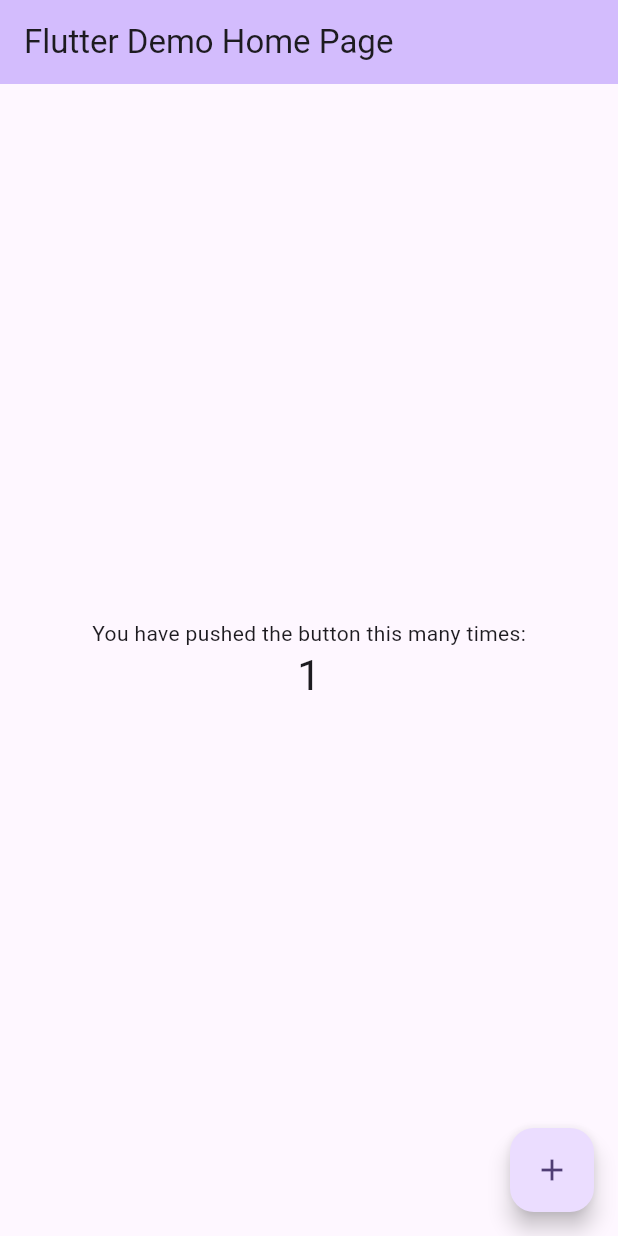
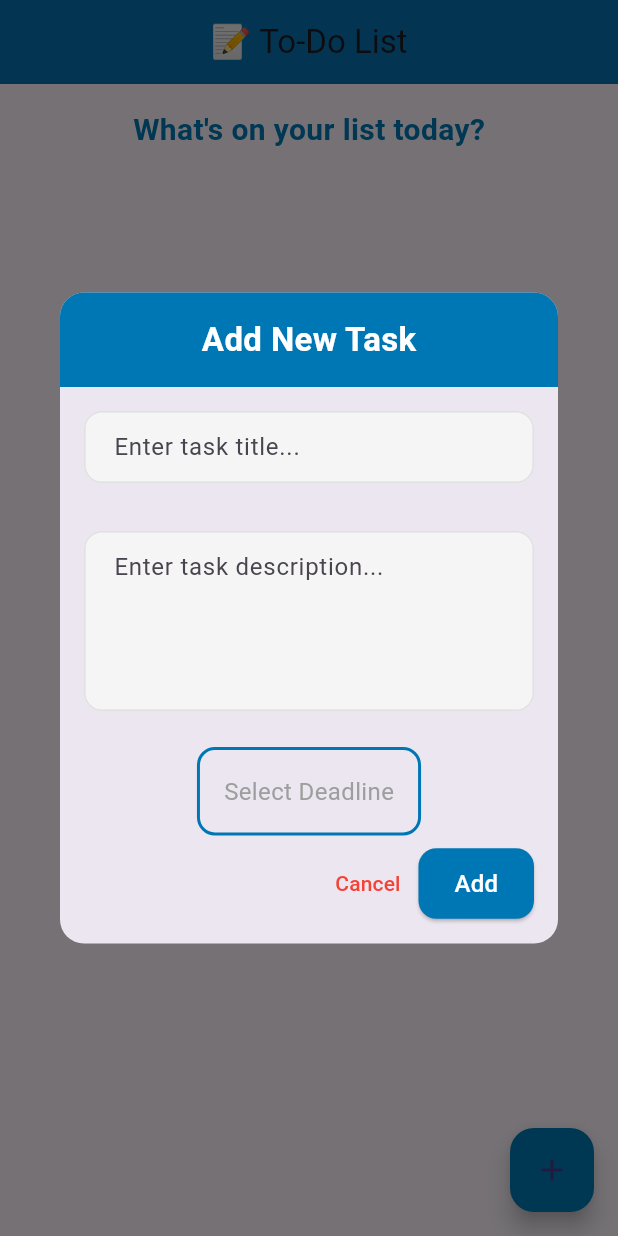
Before and after one commit to darshana-perera-97/flutter-todo-app, a Flutter app: the screen it shows after launch, after a tap on the "add" icon, on a phone screen of 412 x 824 dp. Run offline on Flutter 3.47's test engine with Material 3 defaults, Android fonts, the phone set to English and light mode, and no system bars.

Commit message:
basic files added

```diff
--- a/app/lib/main.dart
+++ b/app/lib/main.dart
@@ -1,122 +1,22 @@
+// lib/main.dart
 import 'package:flutter/material.dart';
+import 'screens/loading_screen.dart'; // Import the LoadingScreen
 
 void main() {
-  runApp(const MyApp());
+  runApp(MyApp());
 }
 
 class MyApp extends StatelessWidget {
-  const MyApp({super.key});
-
-  // This widget is the root of your application.
   @override
   Widget build(BuildContext context) {
     return MaterialApp(
-      title: 'Flutter Demo',
+      title: 'My Todo App',
       theme: ThemeData(
-        // This is the theme of your application.
-        //
-        // TRY THIS: Try running your application with "flutter run". You'll see
-        // the application has a purple toolbar. Then, without quitting the app,
-        // try changing the seedColor in the colorScheme below to Colors.green
-        // and then invoke "hot reload" (save your changes or press the "hot
-        // reload" button in a Flutter-supported IDE, or press "r" if you used
-        // the command line to start the app).
-        //
-        // Notice that the counter didn't reset back to zero; the application
-        // state is not lost during the reload. To reset the state, use hot
-        // restart instead.
-        //
-        // This works for code too, not just values: Most code changes can be
-        // tested with just a hot reload.
-        colorScheme: ColorScheme.fromSeed(seedColor: Colors.deepPurple),
+        primarySwatch: Colors.blue,
+        visualDensity: VisualDensity.adaptivePlatformDensity,
       ),
-      home: const MyHomePage(title: 'Flutter Demo Home Page'),
+      home: LoadingScreen(), // Set LoadingScreen as the home screen
+      debugShowCheckedModeBanner: false, // This line removes the debug banner
     );
   }
 }
-
-class MyHomePage extends StatefulWidget {
-  const MyHomePage({super.key, required this.title});
-
-  // This widget is the home page of your application. It is stateful, meaning
-  // that it has a State object (defined below) that contains fields that affect
-  // how it looks.
-
-  // This class is the configuration for the state. It holds the values (in this
-  // case the title) provided by the parent (in this case the App widget) and
-  // used by the build method of the State. Fields in a Widget subclass are
-  // always marked "final".
-
-  final String title;
-
-  @override
-  State<MyHomePage> createState() => _MyHomePageState();
-}
-
-class _MyHomePageState extends State<MyHomePage> {
-  int _counter = 0;
-
-  void _incrementCounter() {
-    setState(() {
-      // This call to setState tells the Flutter framework that something has
-      // changed in this State, which causes it to rerun the build method below
-      // so that the display can reflect the updated values. If we changed
-      // _counter without calling setState(), then the build method would not be
-      // called again, and so nothing would appear to happen.
-      _counter++;
-    });
-  }
-
-  @override
-  Widget build(BuildContext context) {
-    // This method is rerun every time setState is called, for instance as done
-    // by the _incrementCounter method above.
-    //
-    // The Flutter framework has been optimized to make rerunning build methods
-    // fast, so that you can just rebuild anything that needs updating rather
-    // than having to individually change instances of widgets.
-    return Scaffold(
-      appBar: AppBar(
-        // TRY THIS: Try changing the color here to a specific color (to
-        // Colors.amber, perhaps?) and trigger a hot reload to see the AppBar
-        // change color while the other colors stay the same.
-        backgroundColor: Theme.of(context).colorScheme.inversePrimary,
-        // Here we take the value from the MyHomePage object that was created by
-        // the App.build method, and use it to set our appbar title.
-        title: Text(widget.title),
-      ),
-      body: Center(
-        // Center is a layout widget. It takes a single child and positions it
-        // in the middle of the parent.
-        child: Column(
-          // Column is also a layout widget. It takes a list of children and
-          // arranges them vertically. By default, it sizes itself to fit its
-          // children horizontally, and tries to be as tall as its parent.
-          //
-          // Column has various properties to control how it sizes itself and
-          // how it positions its children. Here we use mainAxisAlignment to
-          // center the children vertically; the main axis here is the vertical
-          // axis because Columns are vertical (the cross axis would be
-          // horizontal).
-          //
-          // TRY THIS: Invoke "debug painting" (choose the "Toggle Debug Paint"
-          // action in the IDE, or press "p" in the console), to see the
-          // wireframe for each widget.
-          mainAxisAlignment: MainAxisAlignment.center,
-          children: <Widget>[
-            const Text('You have pushed the button this many times:'),
-            Text(
-              '$_counter',
-              style: Theme.of(context).textTheme.headlineMedium,
-            ),
-          ],
-        ),
-      ),
-      floatingActionButton: FloatingActionButton(
-        onPressed: _incrementCounter,
-        tooltip: 'Increment',
-        child: const Icon(Icons.add),
-      ), // This trailing comma makes auto-formatting nicer for build methods.
-    );
-  }
-}
--- /dev/null
+++ b/app/lib/models/todo_item.dart
@@ -0,0 +1,19 @@
+// models/todo_item.dart
+
+import 'package:flutter/material.dart';
+
+class TodoItem {
+  String title;
+  String description;
+  DateTime deadline;
+  bool isDone;
+  DateTime dateTime;
+
+  TodoItem({
+    required this.title,
+    required this.description,
+    required this.deadline,
+    this.isDone = false,
+    required this.dateTime,
+  });
+}
--- /dev/null
+++ b/app/lib/screens/loading_screen.dart
@@ -0,0 +1,47 @@
+// lib/screens/loading_screen.dart
+import 'dart:async';
+import 'package:flutter/material.dart';
+import 'todo_screen.dart'; // Import the TodoScreen
+
+class LoadingScreen extends StatefulWidget {
+  @override
+  _LoadingScreenState createState() => _LoadingScreenState();
+}
+
+class _LoadingScreenState extends State<LoadingScreen> {
+  @override
+  void initState() {
+    super.initState();
+    // Wait for 2 seconds, then navigate to TodoScreen
+    Timer(Duration(seconds: 2), _navigateToTodoScreen);
+  }
+
+  void _navigateToTodoScreen() {
+    // Navigate to the TodoScreen
+    Navigator.pushReplacement(
+      context,
+      MaterialPageRoute(
+        builder: (context) => TodoScreen(),
+      ), // Navigate directly to TodoScreen
+    );
+  }
+
+  @override
+  Widget build(BuildContext context) {
+    return Scaffold(
+      backgroundColor: const Color(
+        0xFF0077B5,
+      ), // Set background color to #0077B5
+      body: Center(
+        child: Text(
+          'My Todo App', // App name
+          style: TextStyle(
+            color: Colors.white,
+            fontSize: 36,
+            fontWeight: FontWeight.bold,
+          ),
+        ),
+      ),
+    );
+  }
+}
--- /dev/null
+++ b/app/lib/screens/todo_screen.dart
@@ -0,0 +1,388 @@
+import 'package:flutter/material.dart';
+import 'package:intl/intl.dart'; // Import DateFormat class
+import '../models/todo_item.dart';
+
+class TodoScreen extends StatefulWidget {
+  const TodoScreen({Key? key}) : super(key: key);
+
+  @override
+  State<TodoScreen> createState() => _TodoScreenState();
+}
+
+class _TodoScreenState extends State<TodoScreen> {
+  final List<TodoItem> _todoList = [];
+  final TextEditingController _titleController = TextEditingController();
+  final TextEditingController _descriptionController = TextEditingController();
+  DateTime? _selectedDeadline;
+
+  void _addTodoItem(String title, String description, DateTime deadline) {
+    if (title.isNotEmpty && description.isNotEmpty && deadline != null) {
+      setState(() {
+        _todoList.add(
+          TodoItem(
+            title: title,
+            description: description,
+            deadline: deadline,
+            dateTime: DateTime.now(),
+          ),
+        );
+      });
+      _titleController.clear();
+      _descriptionController.clear();
+      setState(() {
+        _selectedDeadline = null;
+      });
+      Navigator.pop(context);
+    }
+  }
+
+  void _showAddTodoDialog() {
+    showDialog(
+      context: context,
+      builder: (context) {
+        return Dialog(
+          insetPadding: EdgeInsets.symmetric(horizontal: 40), // Increase width
+          shape: RoundedRectangleBorder(
+            borderRadius: BorderRadius.circular(16),
+          ),
+          child: Column(
+            mainAxisSize: MainAxisSize.min,
+            children: [
+              // Popup Header
+              Container(
+                padding: const EdgeInsets.all(16),
+                decoration: BoxDecoration(
+                  color: const Color(0xFF0077B5),
+                  borderRadius: BorderRadius.vertical(top: Radius.circular(16)),
+                ),
+                child: const Center(
+                  child: Text(
+                    'Add New Task',
+                    style: TextStyle(
+                      color: Colors.white,
+                      fontSize: 22,
+                      fontWeight: FontWeight.bold,
+                    ),
+                  ),
+                ),
+              ),
+              // Task Title Input
+              Padding(
+                padding: const EdgeInsets.all(16),
+                child: TextField(
+                  controller: _titleController,
+                  cursorColor: const Color(0xFF0077B5),
+                  decoration: InputDecoration(
+                    hintText: 'Enter task title...',
+                    filled: true,
+                    fillColor: Colors.grey[100],
+                    contentPadding: const EdgeInsets.symmetric(
+                      horizontal: 16,
+                      vertical: 12,
+                    ),
+                    enabledBorder: OutlineInputBorder(
+                      borderRadius: BorderRadius.circular(12),
+                      borderSide: BorderSide(
+                        color: Colors.grey[300]!,
+                        width: 1,
+                      ),
+                    ),
+                    focusedBorder: OutlineInputBorder(
+                      borderRadius: BorderRadius.circular(12),
+                      borderSide: const BorderSide(
+                        color: Color(0xFF0077B5),
+                        width: 2,
+                      ),
+                    ),
+                  ),
+                ),
+              ),
+              // Task Description Input (Text Area)
+              Padding(
+                padding: const EdgeInsets.all(16),
+                child: TextField(
+                  controller: _descriptionController,
+                  maxLines: 4, // Make it a multi-line text area
+                  cursorColor: const Color(0xFF0077B5),
+                  decoration: InputDecoration(
+                    hintText: 'Enter task description...',
+                    filled: true,
+                    fillColor: Colors.grey[100],
+                    contentPadding: const EdgeInsets.symmetric(
+                      horizontal: 16,
+                      vertical: 12,
+                    ),
+                    enabledBorder: OutlineInputBorder(
+                      borderRadius: BorderRadius.circular(12),
+                      borderSide: BorderSide(
+                        color: Colors.grey[300]!,
+                        width: 1,
+                      ),
+                    ),
+                    focusedBorder: OutlineInputBorder(
+                      borderRadius: BorderRadius.circular(12),
+                      borderSide: const BorderSide(
+                        color: Color(0xFF0077B5),
+                        width: 2,
+                      ),
+                    ),
+                  ),
+                ),
+              ),
+              // DatePicker for Deadline
+              Padding(
+                padding: const EdgeInsets.symmetric(
+                  horizontal: 16,
+                  vertical: 8,
+                ),
+                child: GestureDetector(
+                  onTap: () async {
+                    DateTime? picked = await showDatePicker(
+                      context: context,
+                      initialDate: DateTime.now(),
+                      firstDate: DateTime(2020),
+                      lastDate: DateTime(2100),
+                    );
+                    if (picked != null) {
+                      TimeOfDay? pickedTime = await showTimePicker(
+                        context: context,
+                        initialTime: TimeOfDay.fromDateTime(DateTime.now()),
+                      );
+                      if (pickedTime != null) {
+                        setState(() {
+                          _selectedDeadline = DateTime(
+                            picked.year,
+                            picked.month,
+                            picked.day,
+                            pickedTime.hour,
+                            pickedTime.minute,
+                          );
+                        });
+                      }
+                    }
+                  },
+                  child: Container(
+                    padding: const EdgeInsets.all(16),
+                    decoration: BoxDecoration(
+                      borderRadius: BorderRadius.circular(12),
+                      border: Border.all(
+                        color: const Color(0xFF0077B5),
+                        width: 2,
+                      ),
+                    ),
+                    child: Text(
+                      _selectedDeadline == null
+                          ? 'Select Deadline'
+                          : DateFormat(
+                            'MMM d, h:mm a',
+                          ).format(_selectedDeadline!),
+                      style: TextStyle(
+                        color:
+                            _selectedDeadline == null
+                                ? Colors.grey
+                                : const Color(0xFF0077B5),
+                        fontSize: 16,
+                      ),
+                    ),
+                  ),
+                ),
+              ),
+              // Buttons
+              Padding(
+                padding: const EdgeInsets.only(bottom: 16.0),
+                child: Row(
+                  mainAxisAlignment: MainAxisAlignment.end,
+                  children: [
+                    TextButton(
+                      onPressed: () {
+                        _titleController.clear();
+                        _descriptionController.clear();
+                        setState(() {
+                          _selectedDeadline = null;
+                        });
+                        Navigator.pop(context);
+                      },
+                      child: const Text(
+                        'Cancel',
+                        style: TextStyle(color: Colors.red),
+                      ),
+                    ),
+                    ElevatedButton(
+                      onPressed:
+                          () => _addTodoItem(
+                            _titleController.text,
+                            _descriptionController.text,
+                            _selectedDeadline!,
+                          ),
+                      style: ElevatedButton.styleFrom(
+                        backgroundColor: const Color(0xFF0077B5),
+                        padding: const EdgeInsets.symmetric(
+                          horizontal: 24,
+                          vertical: 12,
+                        ),
+                        shape: RoundedRectangleBorder(
+                          borderRadius: BorderRadius.circular(12),
+                        ),
+                      ),
+                      child: const Text(
+                        'Add',
+                        style: TextStyle(color: Colors.white, fontSize: 16),
+                      ),
+                    ),
+                    const SizedBox(width: 16),
+                  ],
+                ),
+              ),
+            ],
+          ),
+        );
+      },
+    );
+  }
+
+  void _toggleTodoStatus(int index) {
+    setState(() {
+      _todoList[index].isDone = !_todoList[index].isDone;
+    });
+  }
+
+  void _deleteTodoItem(int index) {
+    setState(() {
+      _todoList.removeAt(index);
+    });
+  }
+
+  String _formatDate(DateTime dateTime) {
+    return DateFormat('MMM d, h:mm a').format(dateTime);
+  }
+
+  @override
+  Widget build(BuildContext context) {
+    return Scaffold(
+      appBar: AppBar(
+        title: const Text('📝 To-Do List'),
+        backgroundColor: const Color(0xFF0077B5),
+        centerTitle: true,
+        elevation: 2,
+      ),
+      body: Padding(
+        padding: const EdgeInsets.all(16.0),
+        child: Column(
+          children: [
+            const Text(
+              "What's on your list today?",
+              style: TextStyle(
+                fontSize: 20,
+                fontWeight: FontWeight.bold,
+                color: Color(0xFF0077B5),
+              ),
+            ),
+            const SizedBox(height: 10),
+            Expanded(
+              child:
+                  _todoList.isEmpty
+                      ? Center(
+                        child: Column(
+                          mainAxisAlignment: MainAxisAlignment.center,
+                          children: [
+                            Icon(
+                              Icons.task_alt,
+                              size: 80,
+                              color: Colors.grey[400],
+                            ),
+                            const SizedBox(height: 10),
+                            const Text(
+                              'No tasks added yet!',
+                              style: TextStyle(
+                                fontSize: 18,
+                                color: Colors.grey,
+                              ),
+                            ),
+                          ],
+                        ),
+                      )
+                      : ListView.builder(
+                        itemCount: _todoList.length,
+                        itemBuilder: (context, index) {
+                          final todo = _todoList[index];
+                          return Container(
+                            margin: const EdgeInsets.only(bottom: 12),
+                            decoration: BoxDecoration(
+                              border: Border.all(
+                                color: const Color(0xFF0077B5),
+                                width: 2, // Set border color
+                              ),
+                              borderRadius: BorderRadius.circular(15),
+                            ),
+                            child: ListTile(
+                              contentPadding: const EdgeInsets.symmetric(
+                                horizontal: 20,
+                                vertical: 10,
+                              ),
+                              title: Text(
+                                todo.title,
+                                style: TextStyle(
+                                  fontSize: 20,
+                                  fontWeight: FontWeight.bold,
+                                  color: const Color(0xFF0077B5),
+                                  decoration:
+                                      todo.isDone
+                                          ? TextDecoration.lineThrough
+                                          : null,
+                                ),
+                              ),
+                              subtitle: Column(
+                                crossAxisAlignment: CrossAxisAlignment.start,
+                                children: [
+                                  const SizedBox(height: 4),
+                                  Text(
+                                    todo.description,
+                                    style: const TextStyle(fontSize: 16),
+                                  ),
+                                  const SizedBox(height: 4),
+                                  Text(
+                                    _formatDate(todo.dateTime),
+                                    style: const TextStyle(
+                                      fontSize: 14,
+                                      color: Colors.grey,
+                                    ),
+                                  ),
+                                ],
+                              ),
+                              trailing: Row(
+                                mainAxisSize: MainAxisSize.min,
+                                children: [
+                                  IconButton(
+                                    icon: Icon(
+                                      todo.isDone
+                                          ? Icons.check_box
+                                          : Icons.check_box_outline_blank,
+                                      color: const Color(0xFF0077B5),
+                                    ),
+                                    onPressed: () => _toggleTodoStatus(index),
+                                  ),
+                                  IconButton(
+                                    icon: Icon(
+                                      Icons.delete,
+                                      color: const Color(0xFF0077B5),
+                                    ),
+                                    onPressed: () => _deleteTodoItem(index),
+                                  ),
+                                ],
+                              ),
+                            ),
+                          );
+                        },
+                      ),
+            ),
+          ],
+        ),
+      ),
+      floatingActionButton: FloatingActionButton(
+        onPressed: _showAddTodoDialog,
+        backgroundColor: const Color(0xFF0077B5),
+        child: const Icon(Icons.add),
+      ),
+    );
+  }
+}
--- a/app/pubspec.yaml
+++ b/app/pubspec.yaml
@@ -30,6 +30,9 @@ environment:
 dependencies:
   flutter:
     sdk: flutter
+  flutter_native_splash: ^2.2.18
+  intl: ^0.18.0  # Make sure this line is added
+  flutter_local_notifications: ^12.0.0 # Check for the latest version
 
   # The following adds the Cupertino Icons font to your application.
   # Use with the CupertinoIcons class for iOS style icons.
```
Also changed, not shown: app/pubspec.lock, 1 other file.
